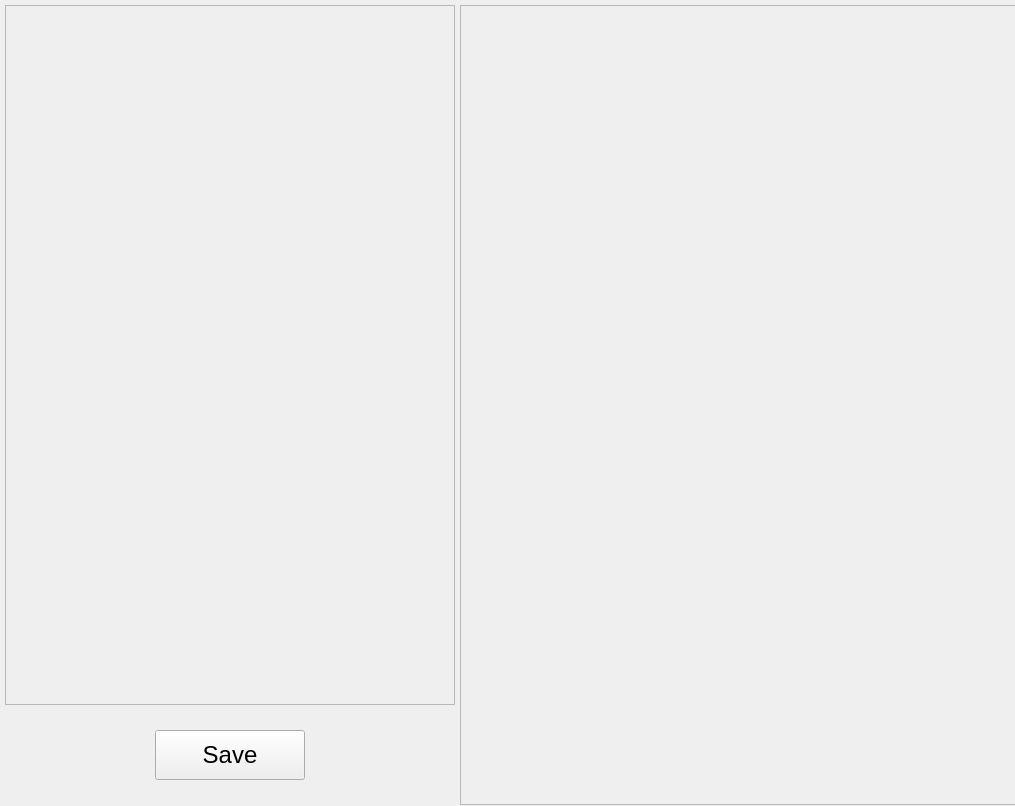
Qt form Interfaces/Base_Display_Window.ui (afylab/Tip-Deposition) before a commit.
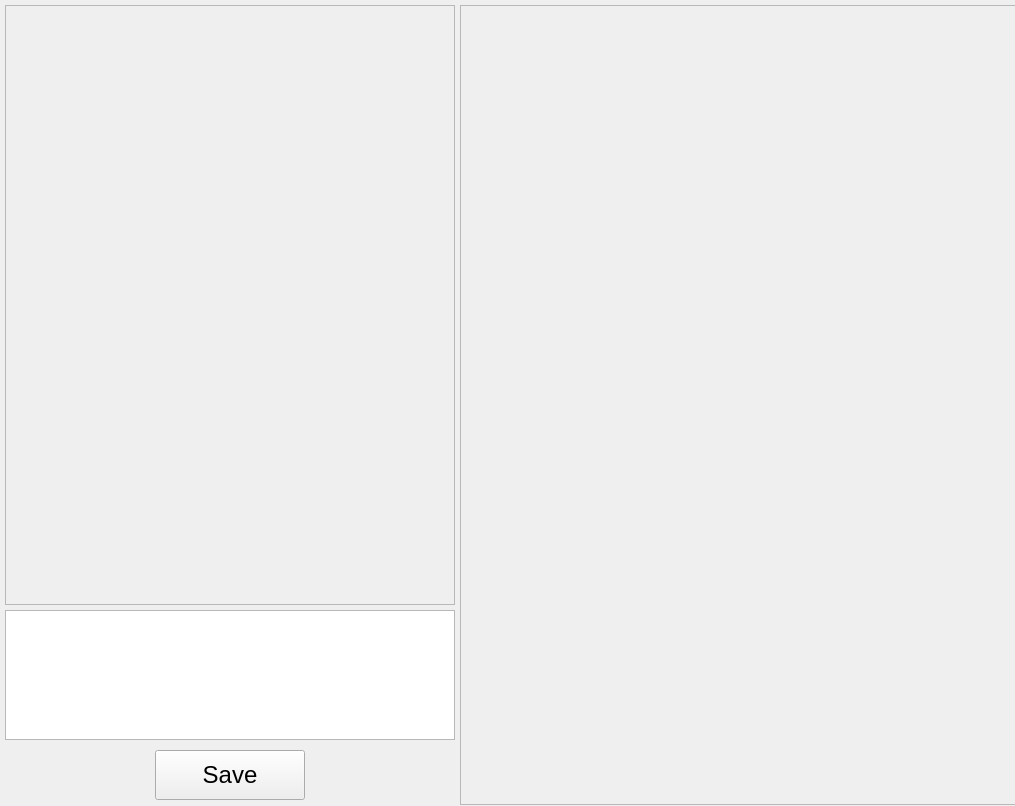
The same form after that commit.

Commit message: Added free-form note taking to Display window

```diff
--- a/Interfaces/Base_Display_Window.ui
+++ b/Interfaces/Base_Display_Window.ui
@@ -35,7 +35,7 @@
      <x>5</x>
      <y>5</y>
      <width>450</width>
-     <height>700</height>
+     <height>600</height>
     </rect>
    </property>
    <property name="frameShape">
@@ -49,7 +49,7 @@
    <property name="geometry">
     <rect>
      <x>155</x>
-     <y>730</y>
+     <y>750</y>
      <width>150</width>
      <height>50</height>
     </rect>
@@ -63,6 +63,21 @@
     <string>Save</string>
    </property>
   </widget>
+  <widget class="QTextBrowser" name="notesBrowser">
+   <property name="geometry">
+    <rect>
+     <x>5</x>
+     <y>610</y>
+     <width>450</width>
+     <height>130</height>
+    </rect>
+   </property>
+   <property name="font">
+    <font>
+     <pointsize>12</pointsize>
+    </font>
+   </property>
+  </widget>
  </widget>
  <resources/>
  <connections/>
```
The commit also changes 2 other files.
